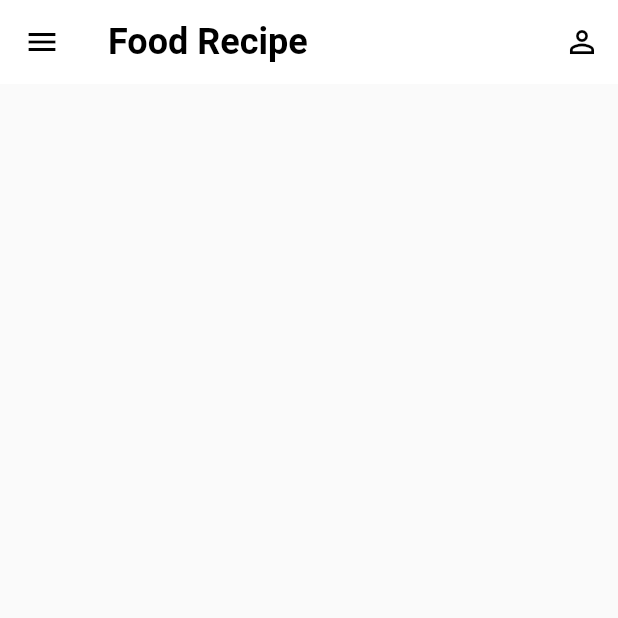
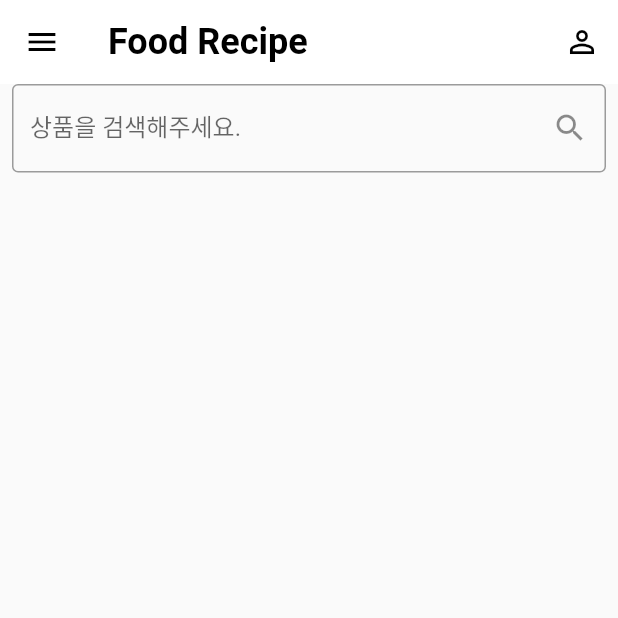
Before and after one commit to seoyoon513/flutter-basic, a Flutter app: the screen it shows after launch, on a phone screen of 412 x 824 dp, the top half of it. Run offline on Flutter 3.47's test engine with Material 2 defaults, Android fonts, the phone set to English and light mode, and no system bars.

Commit message:
[feat] #3 검색창 구현

```diff
--- a/food_recipe/lib/main.dart
+++ b/food_recipe/lib/main.dart
@@ -81,6 +81,24 @@ class HomePage extends StatelessWidget {
         ),
         elevation: 0,
       ),
+      body: Padding(
+        padding: const EdgeInsets.symmetric(horizontal: 8.0),
+        child: Column(
+          children: [
+            TextField(
+              decoration: InputDecoration(
+                // 디자인 관련
+                border: OutlineInputBorder(), // 테두리
+                labelText: '상품을 검색해주세요.',
+                suffixIcon: IconButton( // 우측 아이콘 배치
+                  onPressed: () {},
+                  icon: Icon(Icons.search),
+                ),
+              ),
+            )
+          ],
+        ),
+      ),
     );
   }
 }
```
